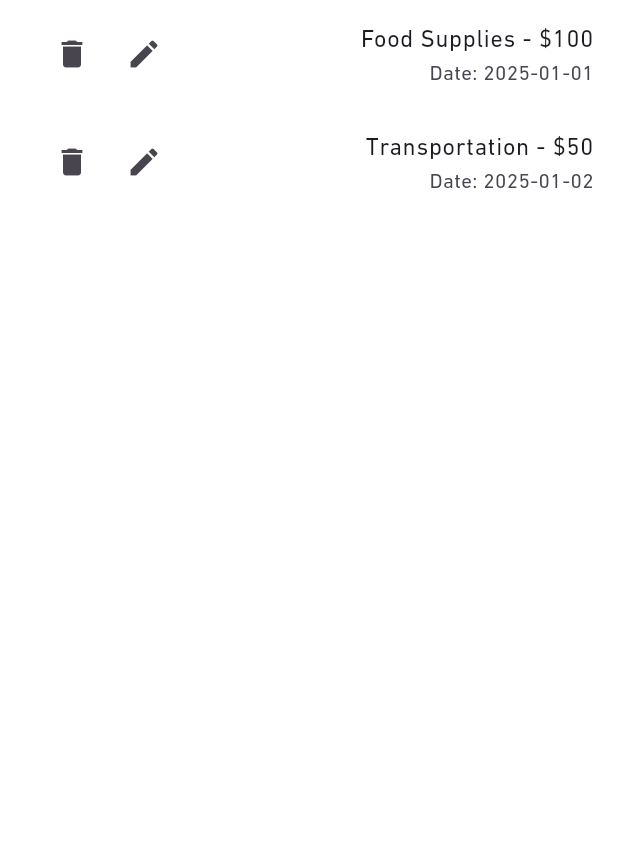
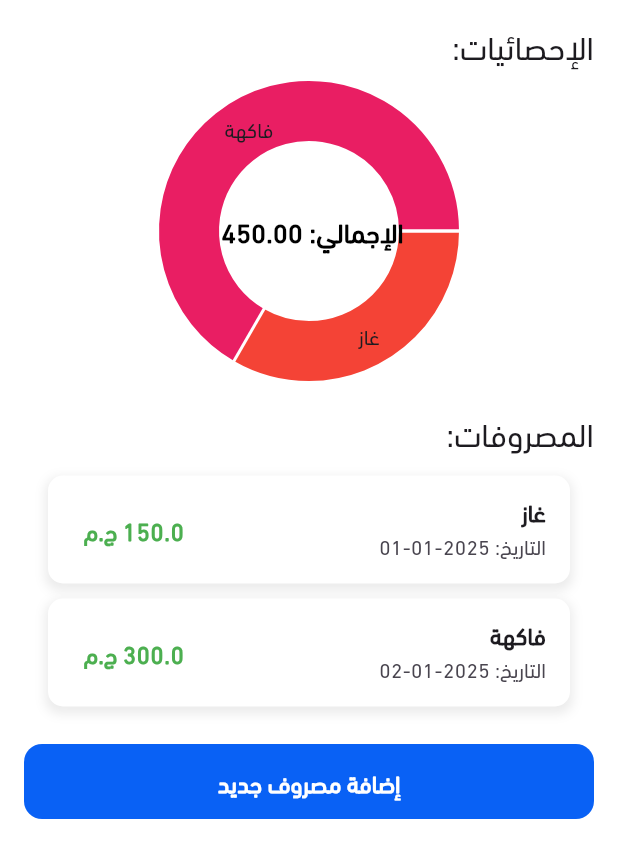
Before and after one commit to hamdyhaggag/Ramadan_kitchen_management, a Flutter app: the DailyExpensesScreen screen opened by its route, on a phone screen of 412 x 824 dp. Shown: the top 858 px of the screen. Run offline on Flutter 3.47's test engine with Material 3 defaults, Android fonts, the phone set to English and light mode, and no system bars; drawn by our look-alikes of fl_chart; our stand-ins replace cloud_firestore, dartz, dots_indicator, firebase_auth, firebase_core, flutter_bloc and 6 more; missing offline and left inert: excel; accounts and stored records are empty; project files that could hold a hidden picture were left out.

Commit message:
build           ExpenseScreen(),

```diff
--- a/lib/features/daily_expenses/daily_expenses.dart
+++ b/lib/features/daily_expenses/daily_expenses.dart
@@ -1,4 +1,9 @@
 import 'package:flutter/material.dart';
+import 'package:fl_chart/fl_chart.dart';
+import 'package:ramadan_kitchen_management/core/utils/app_colors.dart';
+import 'package:ramadan_kitchen_management/core/widgets/general_button.dart';
+
+import 'add_expenses_Screen.dart';
 
 class DailyExpensesScreen extends StatefulWidget {
   const DailyExpensesScreen({super.key});
@@ -9,10 +14,27 @@ class DailyExpensesScreen extends StatefulWidget {
 
 class DailyExpensesScreenState extends State<DailyExpensesScreen> {
   List<Map<String, dynamic>> expenses = [
-    {'date': '2025-01-01', 'amount': 100, 'description': 'Food Supplies'},
-    {'date': '2025-01-02', 'amount': 50, 'description': 'Transportation'},
+    {'date': '2025-01-01', 'amount': 150.0, 'description': 'غاز'},
+    {'date': '2025-01-02', 'amount': 300.0, 'description': 'فاكهة'},
   ];
 
+  double get totalExpenses {
+    return expenses.fold(0, (sum, item) => sum + item['amount']);
+  }
+
+  Map<String, double> get categoryExpenses {
+    Map<String, double> categories = {};
+    for (var expense in expenses) {
+      categories.update(
+        expense['description'],
+        (existingValue) => existingValue + expense['amount'],
+        ifAbsent: () => expense['amount'],
+      );
+    }
+    return categories;
+  }
+
+  // Function to add expense
   void addExpense(String date, double amount, String description) {
     setState(() {
       expenses
@@ -20,54 +42,130 @@ class DailyExpensesScreenState extends State<DailyExpensesScreen> {
     });
   }
 
-  void updateExpense(
-      int index, String date, double amount, String description) {
-    setState(() {
-      expenses[index] = {
-        'date': date,
-        'amount': amount,
-        'description': description
-      };
-    });
+  void navigateToAddExpenseScreen() async {
+    final result = await Navigator.push(
+      context,
+      MaterialPageRoute(
+        builder: (context) => AddExpenseScreen(),
+      ),
+    );
+    if (result != null) {
+      addExpense(result['date'], result['amount'], result['description']);
+    }
   }
 
-  void deleteExpense(int index) {
-    setState(() {
-      expenses.removeAt(index);
-    });
+  Widget _buildPieChart() {
+    final categoryData = categoryExpenses;
+    return SizedBox(
+      height: 200,
+      child: Stack(
+        children: [
+          PieChart(
+            PieChartData(
+              sections: categoryData.entries.map((entry) {
+                return PieChartSectionData(
+                  value: entry.value,
+                  title: entry.key,
+                  color: Colors.primaries[
+                      categoryData.keys.toList().indexOf(entry.key) %
+                          Colors.primaries.length],
+                );
+              }).toList(),
+            ),
+          ),
+          Center(
+            child: Text(
+              'الإجمالي: ${totalExpenses.toStringAsFixed(2)} ',
+              style: const TextStyle(
+                fontSize: 18,
+                fontWeight: FontWeight.bold,
+                color: Colors.black,
+              ),
+            ),
+          ),
+        ],
+      ),
+    );
   }
 
-  void generateReport() {
-    // Add logic to create and share PDF report
+  // Display list of expenses
+  Widget _buildExpenseList() {
+    return ListView.builder(
+      shrinkWrap: true,
+      physics: const NeverScrollableScrollPhysics(),
+      itemCount: expenses.length,
+      itemBuilder: (context, index) {
+        final expense = expenses[index];
+        return AnimatedContainer(
+          duration: const Duration(milliseconds: 300),
+          margin: const EdgeInsets.symmetric(horizontal: 16, vertical: 5),
+          decoration: BoxDecoration(
+            color: Colors.white,
+            borderRadius: BorderRadius.circular(10),
+            boxShadow: [
+              BoxShadow(
+                color: Colors.grey.withValues(alpha: 0.2),
+                spreadRadius: 2,
+                blurRadius: 5,
+                offset: const Offset(0, 3),
+              ),
+            ],
+          ),
+          child: ListTile(
+            title: Text(
+              '${expense['description']}',
+              style: const TextStyle(fontWeight: FontWeight.bold),
+            ),
+            subtitle: Text('التاريخ: ${expense['date']}'),
+            trailing: Text(
+              '${expense['amount']} ج.م',
+              style: const TextStyle(
+                  color: Colors.green,
+                  fontWeight: FontWeight.bold,
+                  fontSize: 16),
+            ),
+            onTap: () {
+              // Handle tap if needed for editing
+            },
+          ),
+        );
+      },
+    );
   }
 
   @override
   Widget build(BuildContext context) {
     return Scaffold(
-      body: ListView.builder(
-        itemCount: expenses.length,
-        itemBuilder: (context, index) {
-          final expense = expenses[index];
-          return ListTile(
-            title: Text('${expense['description']} - \$${expense['amount']}'),
-            subtitle: Text('Date: ${expense['date']}'),
-            trailing: Row(
-              mainAxisSize: MainAxisSize.min,
-              children: [
-                IconButton(
-                  icon: Icon(Icons.edit),
-                  onPressed: () {
-                    // Edit expense logic
-                  },
-                ),
-                IconButton(
-                  icon: Icon(Icons.delete),
-                  onPressed: () => deleteExpense(index),
-                ),
-              ],
-            ),
-          );
-        },
+      body: Padding(
+        padding: const EdgeInsets.all(16.0),
+        child: SingleChildScrollView(
+          child: Column(
+            crossAxisAlignment: CrossAxisAlignment.start,
+            children: [
+              Text(
+                'الإحصائيات:',
+                style: Theme.of(context).textTheme.titleLarge,
+              ),
+              const SizedBox(height: 10),
+              _buildPieChart(),
+              const SizedBox(height: 20),
+              Text(
+                'المصروفات:',
+                style: Theme.of(context).textTheme.titleLarge,
+              ),
+              const SizedBox(height: 10),
+              _buildExpenseList(),
+              const SizedBox(height: 20),
+              GestureDetector(
+                onTap: navigateToAddExpenseScreen,
+                child: GeneralButton(
+                    text: 'إضافة مصروف جديد',
+                    backgroundColor: AppColors.primaryColor,
+                    textColor: AppColors.whiteColor),
+              ),
+            ],
+          ),
+        ),
       ),
     );
   }
--- a/lib/features/manage_cases/manage_cases.dart
+++ b/lib/features/manage_cases/manage_cases.dart
@@ -51,10 +51,6 @@ class _ManageCasesScreenState extends State<ManageCasesScreen> {
   @override
   Widget build(BuildContext context) {
     return Scaffold(
-      appBar: AppBar(
-        title: const Text('إدارة الحالات'),
-        centerTitle: true,
-      ),
       body: Padding(
         padding: const EdgeInsets.all(16.0),
         child: Column(
```
Also changed, not shown: lib/features/daily_expenses/add_expenses_screen.dart (added, +96 -0 lines).
